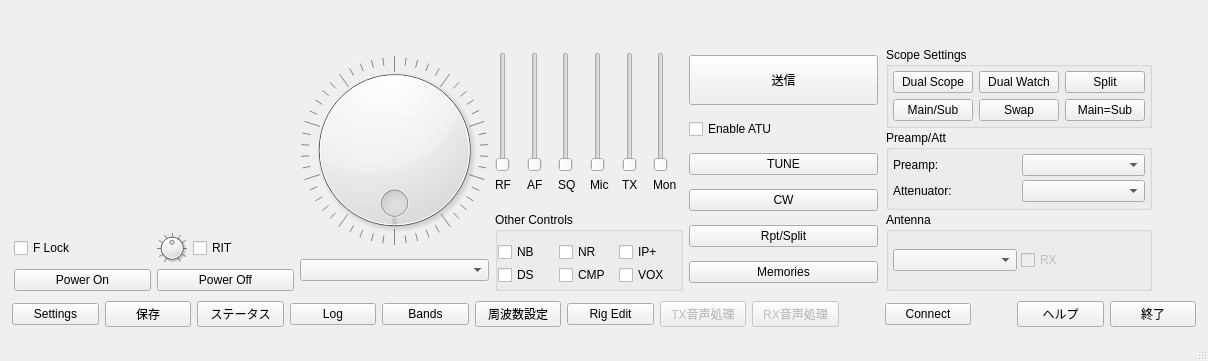
This is src/wfmain.ui in kazushinjo/wfview-win as Qt 5 draws it before an edit. The edited form follows.
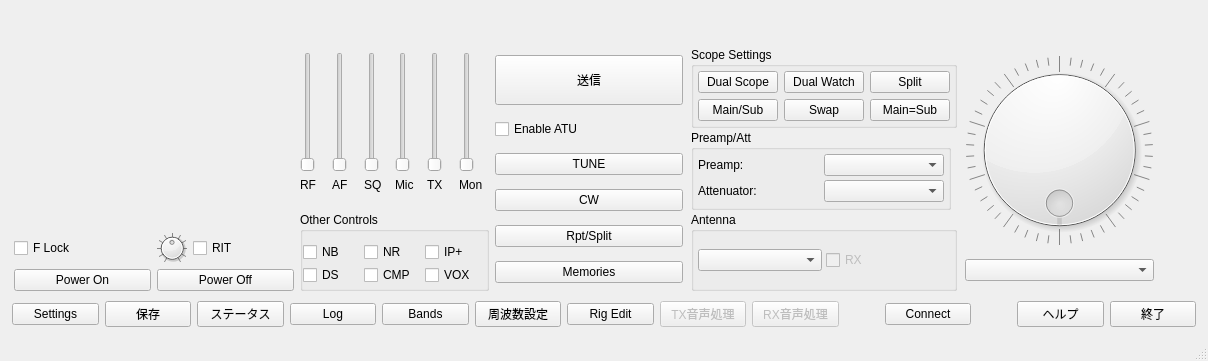
This is the edited form. Custom widgets are drawn as their Qt base class.

Commit message:
Move tuning dial and VFO buttons to the right, add frequency label
Port wfview-mac's layout change: move the round tuning dial (freqDial)
to the right end of the main control row, and move the VFO A select /
freq down / freq up buttons (with a new "周波数" label) to the far
right of the VFO row, after the SPLIT button. Also gives the Preamp/Att
group box a fixed minimum width so it no longer stretches to fill its
column.

Includes the built installer reflecting this change.

The edit to the form file:
```diff
--- a/src/wfmain.ui
+++ b/src/wfmain.ui
@@ -270,69 +270,6 @@
            </item>
           </layout>
          </item>
-         <item>
-          <layout class="QVBoxLayout" name="tuningLayout">
-           <property name="rightMargin">
-            <number>0</number>
-           </property>
-           <item>
-            <widget class="QDial" name="freqDial">
-             <property name="sizePolicy">
-              <sizepolicy hsizetype="Fixed" vsizetype="Fixed">
-               <horstretch>0</horstretch>
-               <verstretch>0</verstretch>
-              </sizepolicy>
-             </property>
-             <property name="minimumSize">
-              <size>
-               <width>130</width>
-               <height>130</height>
-              </size>
-             </property>
-             <property name="maximumSize">
-              <size>
-               <width>190</width>
-               <height>190</height>
-              </size>
-             </property>
-             <property name="accessibleName">
-              <string>Tuning Dial</string>
-             </property>
-             <property name="minimum">
-              <number>3000</number>
-             </property>
-             <property name="maximum">
-              <number>4000</number>
-             </property>
-             <property name="singleStep">
-              <number>10</number>
-             </property>
-             <property name="pageStep">
-              <number>100</number>
-             </property>
-             <property name="wrapping">
-              <bool>true</bool>
-             </property>
-             <property name="notchesVisible">
-              <bool>true</bool>
-             </property>
-            </widget>
-           </item>
-           <item>
-            <widget class="QComboBox" name="tuningStepCombo">
-             <property name="toolTip">
-              <string>Tuning Step Selection possibly. Or not...</string>
-             </property>
-             <property name="accessibleName">
-              <string>Tuning Step Selection</string>
-             </property>
-             <property name="sizeAdjustPolicy">
-              <enum>QComboBox::AdjustToContents</enum>
-             </property>
-            </widget>
-           </item>
-          </layout>
-         </item>
          <item>
           <layout class="QVBoxLayout" name="controlsLayout">
            <item>
@@ -1064,8 +1001,14 @@
              </layout>
             </widget>
            </item>
-           <item>
+           <item alignment="Qt::AlignLeft">
             <widget class="QGroupBox" name="preampAttGroup">
+             <property name="minimumSize">
+              <size>
+               <width>260</width>
+               <height>0</height>
+              </size>
+             </property>
              <property name="title">
               <string>Preamp/Att</string>
              </property>
@@ -1185,6 +1128,69 @@
            </item>
           </layout>
          </item>
+         <item>
+          <layout class="QVBoxLayout" name="tuningLayout">
+           <property name="rightMargin">
+            <number>0</number>
+           </property>
+           <item>
+            <widget class="QDial" name="freqDial">
+             <property name="sizePolicy">
+              <sizepolicy hsizetype="Fixed" vsizetype="Fixed">
+               <horstretch>0</horstretch>
+               <verstretch>0</verstretch>
+              </sizepolicy>
+             </property>
+             <property name="minimumSize">
+              <size>
+               <width>130</width>
+               <height>130</height>
+              </size>
+             </property>
+             <property name="maximumSize">
+              <size>
+               <width>190</width>
+               <height>190</height>
+              </size>
+             </property>
+             <property name="accessibleName">
+              <string>Tuning Dial</string>
+             </property>
+             <property name="minimum">
+              <number>3000</number>
+             </property>
+             <property name="maximum">
+              <number>4000</number>
+             </property>
+             <property name="singleStep">
+              <number>10</number>
+             </property>
+             <property name="pageStep">
+              <number>100</number>
+             </property>
+             <property name="wrapping">
+              <bool>true</bool>
+             </property>
+             <property name="notchesVisible">
+              <bool>true</bool>
+             </property>
+            </widget>
+           </item>
+           <item>
+            <widget class="QComboBox" name="tuningStepCombo">
+             <property name="toolTip">
+              <string>Tuning Step Selection possibly. Or not...</string>
+             </property>
+             <property name="accessibleName">
+              <string>Tuning Step Selection</string>
+             </property>
+             <property name="sizeAdjustPolicy">
+              <enum>QComboBox::AdjustToContents</enum>
+             </property>
+            </widget>
+           </item>
+          </layout>
+         </item>
          <item>
           <spacer name="horizontalSpacer_3">
            <property name="orientation">
```
The commit also changes 3 other files.
